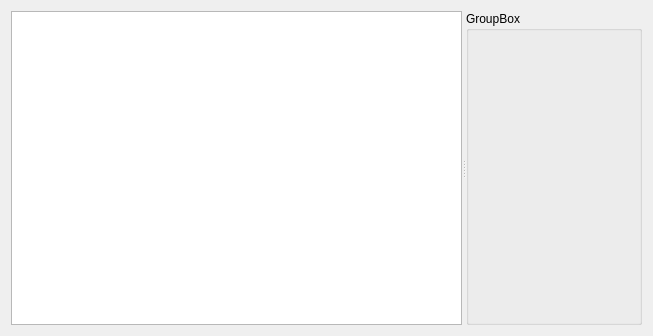
Before: the Qt Designer form itom1DQwtPlot/widgetCurveProperties.ui in itom-project/designerPlugins, drawn with Qt 5.
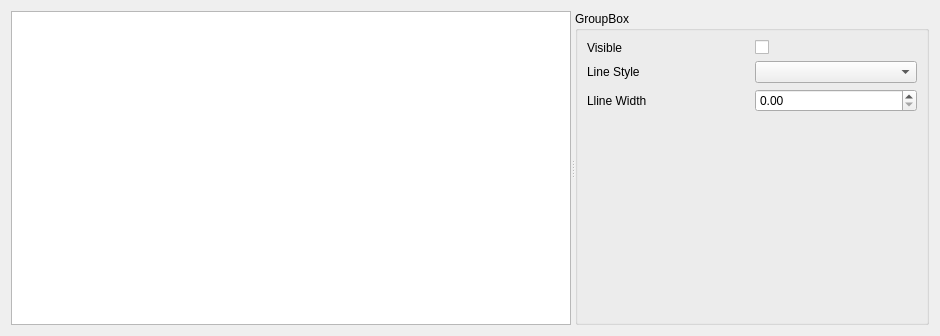
After: the same form once the commit is applied.

Commit message: lineStyle, visibility and linewidth can now be changed in the dialog for each line

```diff
--- a/itom1DQwtPlot/widgetCurveProperties.ui
+++ b/itom1DQwtPlot/widgetCurveProperties.ui
@@ -6,7 +6,7 @@
    <rect>
     <x>0</x>
     <y>0</y>
-    <width>653</width>
+    <width>940</width>
     <height>336</height>
    </rect>
   </property>
@@ -24,6 +24,55 @@
       <property name="title">
        <string>GroupBox</string>
       </property>
+      <layout class="QGridLayout" name="gridLayout">
+       <item row="1" column="3">
+        <widget class="QComboBox" name="comboBoxLineStyle"/>
+       </item>
+       <item row="2" column="3">
+        <widget class="QDoubleSpinBox" name="doubleSpinBoxLineWidth"/>
+       </item>
+       <item row="2" column="2">
+        <widget class="QLabel" name="label_2">
+         <property name="text">
+          <string>Lline Width</string>
+         </property>
+        </widget>
+       </item>
+       <item row="1" column="2">
+        <widget class="QLabel" name="label">
+         <property name="text">
+          <string>Line Style</string>
+         </property>
+        </widget>
+       </item>
+       <item row="0" column="2">
+        <widget class="QLabel" name="label_3">
+         <property name="text">
+          <string>Visible</string>
+         </property>
+        </widget>
+       </item>
+       <item row="3" column="2">
+        <spacer name="verticalSpacer">
+         <property name="orientation">
+          <enum>Qt::Vertical</enum>
+         </property>
+         <property name="sizeHint" stdset="0">
+          <size>
+           <width>20</width>
+           <height>40</height>
+          </size>
+         </property>
+        </spacer>
+       </item>
+       <item row="0" column="3">
+        <widget class="QCheckBox" name="checkBoxVisible">
+         <property name="text">
+          <string/>
+         </property>
+        </widget>
+       </item>
+      </layout>
      </widget>
     </widget>
    </item>
```
Left out of the diff: 6 changed lines with no effect on the pictures. The commit also changes 3 other files.
